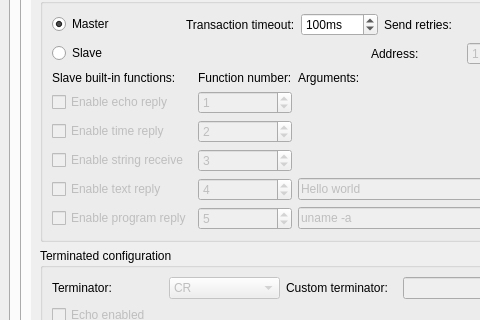
Above: Interface/QT/ModbusFrame.ui from blaa/Modbus before the change; both pictures show x 0 to 480 and y 109 to 429 of the 590 by 675 pixel window. Below: the same form after it.
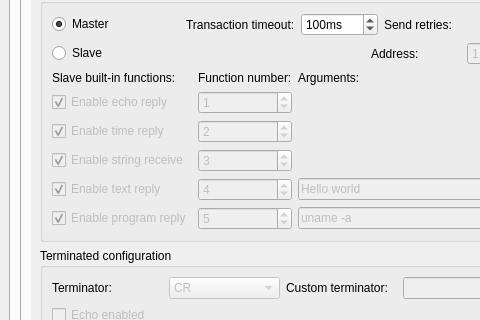
That is the form after the change. The open tabs and pages were chosen to show the change.

Patch:
```diff
--- a/Interface/QT/ModbusFrame.ui
+++ b/Interface/QT/ModbusFrame.ui
@@ -678,7 +678,7 @@
                         <string>Enable echo reply</string>
                        </property>
                        <property name="checked">
-                        <bool>false</bool>
+                        <bool>true</bool>
                        </property>
                       </widget>
                      </item>
@@ -691,7 +691,7 @@
                         <string>Enable time reply</string>
                        </property>
                        <property name="checked">
-                        <bool>false</bool>
+                        <bool>true</bool>
                        </property>
                       </widget>
                      </item>
@@ -707,7 +707,7 @@
                         <bool>true</bool>
                        </property>
                        <property name="checked">
-                        <bool>false</bool>
+                        <bool>true</bool>
                        </property>
                       </widget>
                      </item>
@@ -789,6 +789,9 @@
                        <property name="text">
                         <string>Enable program reply</string>
                        </property>
+                       <property name="checked">
+                        <bool>true</bool>
+                       </property>
                       </widget>
                      </item>
                      <item row="5" column="1">
@@ -822,6 +825,9 @@
                        <property name="text">
                         <string>Enable string receive</string>
                        </property>
+                       <property name="checked">
+                        <bool>true</bool>
+                       </property>
                       </widget>
                      </item>
                      <item row="3" column="1">
```
